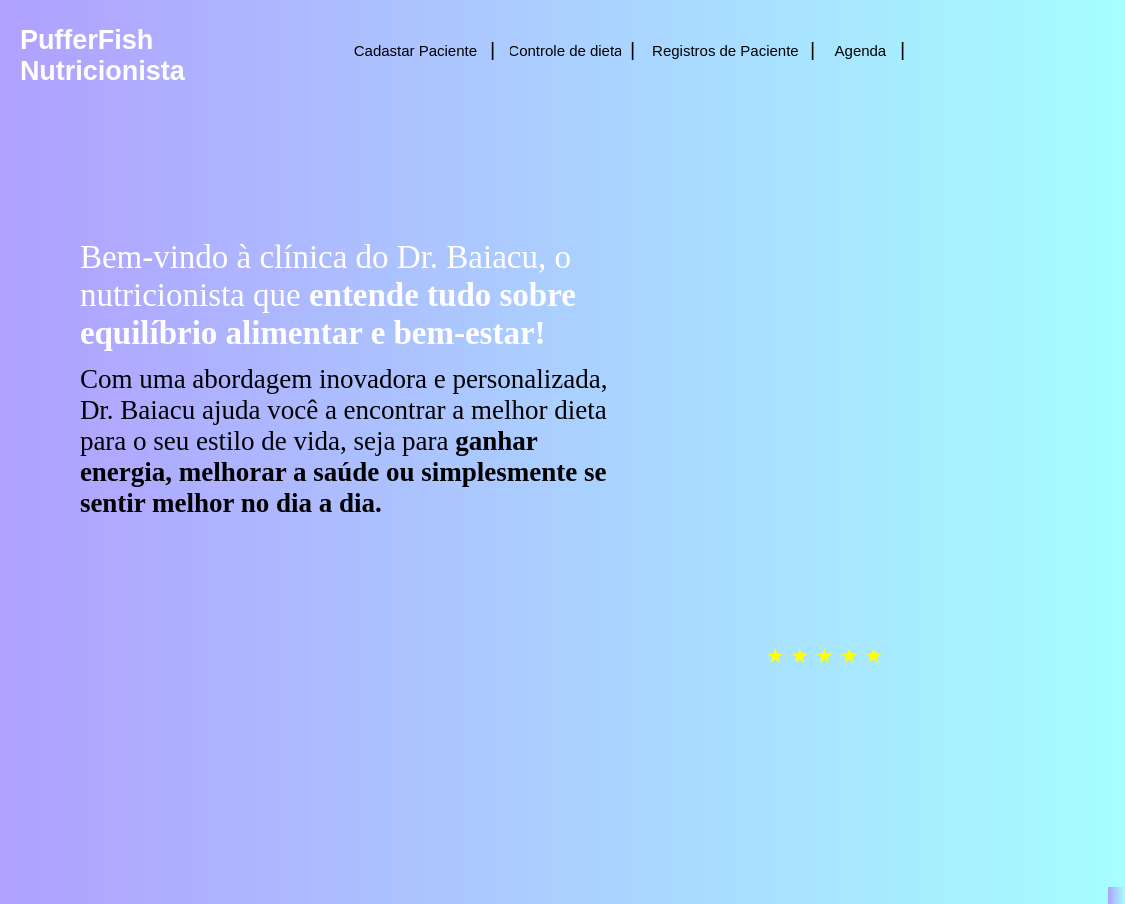
Gustav0Oliveira/Qt-designer, file Nutricionista/telaInicio/Tela_Inicial.ui: the form before one commit.
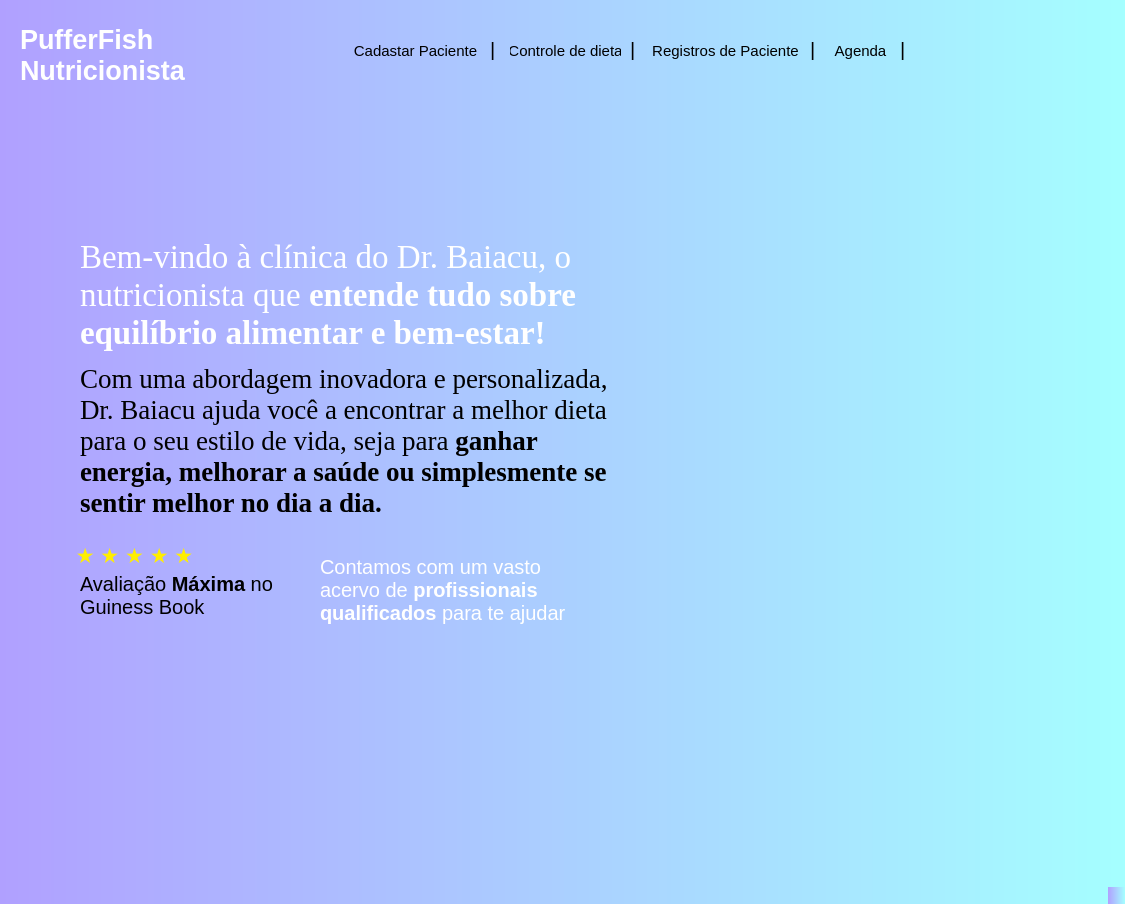
The form after the commit. Icons and pictures are not drawn.

The edit to the form file:
```diff
--- a/Nutricionista/telaInicio/Tela_Inicial.ui
+++ b/Nutricionista/telaInicio/Tela_Inicial.ui
@@ -21,10 +21,10 @@
    <widget class="QLabel" name="label">
     <property name="geometry">
      <rect>
-      <x>720</x>
-      <y>420</y>
+      <x>780</x>
+      <y>270</y>
       <width>161</width>
-      <height>161</height>
+      <height>171</height>
      </rect>
     </property>
     <property name="styleSheet">
@@ -174,9 +174,9 @@
     <property name="geometry">
      <rect>
       <x>80</x>
-      <y>340</y>
+      <y>350</y>
       <width>551</width>
-      <height>201</height>
+      <height>181</height>
      </rect>
     </property>
     <property name="font">
@@ -308,8 +308,8 @@
    <widget class="QLabel" name="label_9">
     <property name="geometry">
      <rect>
-      <x>760</x>
-      <y>640</y>
+      <x>70</x>
+      <y>540</y>
       <width>151</width>
       <height>31</height>
      </rect>
@@ -321,12 +321,63 @@
     </property>
     <property name="styleSheet">
      <string notr="true">background-color: none;
-color: rgb(255, 255, 0);</string>
+color: rgb(255, 238, 0);</string>
     </property>
     <property name="text">
      <string> ★ ★ ★ ★ ★ </string>
     </property>
    </widget>
+   <widget class="QLabel" name="label_10">
+    <property name="geometry">
+     <rect>
+      <x>80</x>
+      <y>570</y>
+      <width>201</width>
+      <height>51</height>
+     </rect>
+    </property>
+    <property name="font">
+     <font>
+      <family>MS Shell Dlg 2</family>
+      <pointsize>15</pointsize>
+     </font>
+    </property>
+    <property name="styleSheet">
+     <string notr="true">background-color: none;</string>
+    </property>
+    <property name="text">
+     <string>&lt;html&gt;&lt;head/&gt;&lt;body&gt;&lt;p&gt;Avaliação &lt;span style=&quot; font-weight:600;&quot;&gt;Máxima&lt;/span&gt; no Guiness Book&lt;/p&gt;&lt;/body&gt;&lt;/html&gt;</string>
+    </property>
+    <property name="wordWrap">
+     <bool>true</bool>
+    </property>
+   </widget>
+   <widget class="QLabel" name="label_11">
+    <property name="geometry">
+     <rect>
+      <x>320</x>
+      <y>540</y>
+      <width>261</width>
+      <height>101</height>
+     </rect>
+    </property>
+    <property name="font">
+     <font>
+      <family>MS Shell Dlg 2</family>
+      <pointsize>15</pointsize>
+     </font>
+    </property>
+    <property name="styleSheet">
+     <string notr="true">background-color: none;
+color: rgb(255, 255, 255);</string>
+    </property>
+    <property name="text">
+     <string>&lt;html&gt;&lt;head/&gt;&lt;body&gt;&lt;p&gt;Contamos com um vasto acervo de &lt;span style=&quot; font-weight:600;&quot;&gt;profissionais qualificados&lt;/span&gt; para te ajudar&lt;/p&gt;&lt;/body&gt;&lt;/html&gt;</string>
+    </property>
+    <property name="wordWrap">
+     <bool>true</bool>
+    </property>
+   </widget>
   </widget>
   <widget class="QMenuBar" name="menubar">
    <property name="geometry">
```
